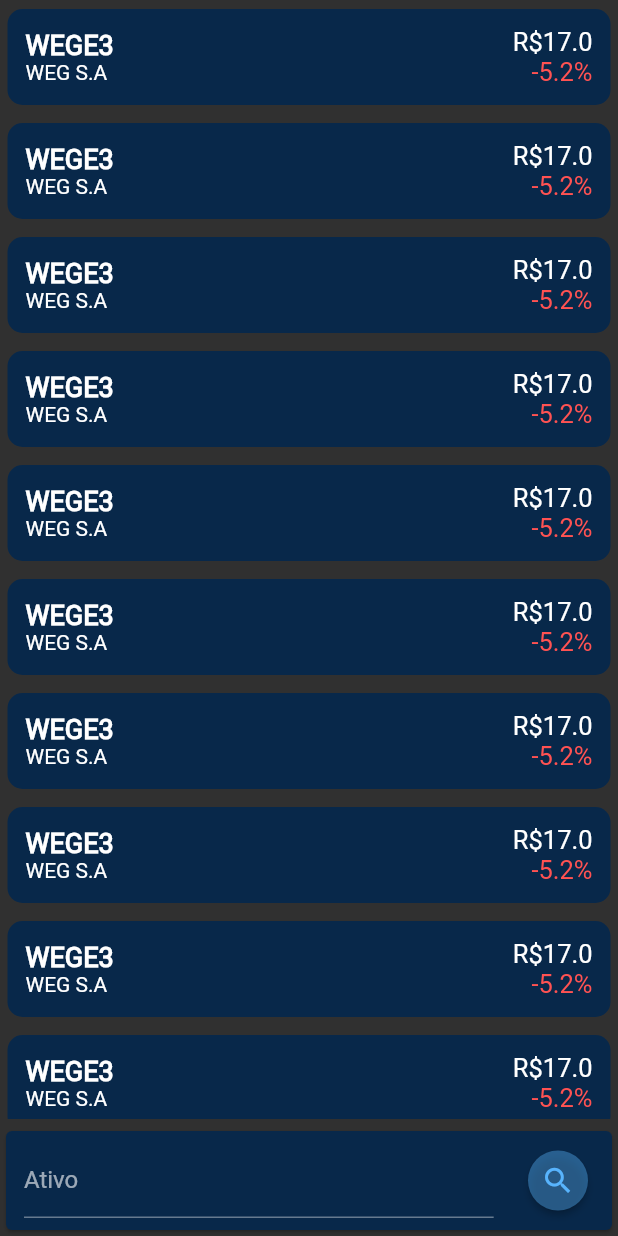
After one commit to pulszao/investing, a Flutter app: the WatchlistScreen screen opened directly, on a phone screen of 412 x 824 dp. The commit adds this screen. Run offline on Flutter 3.47's test engine with Material 2 defaults, Android fonts, the phone set to English and light mode, and no system bars; our stand-ins replace material_design_icons_flutter, syncfusion_flutter_charts.

Commit message:
Adding watchlist screen

```diff
--- /dev/null
+++ b/lib/components/card/stock_watchlist_card.dart
@@ -0,0 +1,96 @@
+import 'package:flutter/material.dart';
+import 'package:investing/constants.dart';
+
+import '../modal/standard_modal.dart';
+
+class StockWatchlistCard extends StatelessWidget {
+  final double nowPrice;
+  final double dailyChange;
+  final String stockSymbol;
+  final String stockDescription;
+
+  const StockWatchlistCard({
+    Key? key,
+    required this.stockSymbol,
+    required this.stockDescription,
+    required this.nowPrice,
+    required this.dailyChange,
+  }) : super(key: key);
+
+  @override
+  Widget build(BuildContext context) {
+    return GestureDetector(
+      onLongPress: () {
+        showDialog(
+          context: context,
+          builder: (_) => StandardModal(
+            label: 'Excluir item',
+            body: 'Tem certeza que você deseja remover WEGE3 de sua watchlist?',
+            confirmButtonLabel: 'Remover',
+            confirmButtonFunction: () {
+              Navigator.pop(context);
+            },
+          ),
+        );
+      },
+      child: Container(
+        width: MediaQuery.of(context).size.width - 10,
+        decoration: BoxDecoration(
+          color: kColorScheme.surface,
+          borderRadius: const BorderRadius.all(Radius.circular(10)),
+        ),
+        child: Padding(
+          padding: const EdgeInsets.all(12.0),
+          child: Column(
+            crossAxisAlignment: CrossAxisAlignment.end,
+            children: [
+              Row(
+                mainAxisAlignment: MainAxisAlignment.spaceBetween,
+                children: [
+                  Column(
+                    crossAxisAlignment: CrossAxisAlignment.start,
+                    children: [
+                      Text(
+                        stockSymbol,
+                        style: kBaseTextStyle(
+                          fontSize: 18,
+                          fontWeight: FontWeight.bold,
+                        ),
+                      ),
+                      SizedBox(
+                        width: MediaQuery.of(context).size.width * 0.68,
+                        child: Text(
+                          stockDescription,
+                          overflow: TextOverflow.ellipsis,
+                          style: kBaseTextStyle(),
+                        ),
+                      ),
+                    ],
+                  ),
+                  Column(
+                    crossAxisAlignment: CrossAxisAlignment.end,
+                    children: [
+                      Text(
+                        'R\$$nowPrice',
+                        style: kBaseTextStyle(
+                          fontSize: 17,
+                        ),
+                      ),
+                      Text(
+                        '$dailyChange%',
+                        style: kBaseTextStyle(
+                          fontSize: 17,
+                          color: dailyChange > 0 ? Colors.greenAccent : Colors.redAccent,
+                        ),
+                      ),
+                    ],
+                  ),
+                ],
+              ),
+            ],
+          ),
+        ),
+      ),
+    );
+  }
+}
--- a/lib/screens/menu_screen.dart
+++ b/lib/screens/menu_screen.dart
@@ -1,5 +1,6 @@
 import 'package:flutter/material.dart';
 import 'package:investing/components/card/menu_card.dart';
+import 'package:investing/screens/watchlist/watchlist_screen.dart';
 import 'package:material_design_icons_flutter/material_design_icons_flutter.dart';
 import 'package:syncfusion_flutter_charts/charts.dart';
 import '../../constants.dart';
@@ -119,9 +120,10 @@
                 itemModel: CardItemModel(
                   description: 'Watchlist',
                   iconData: Icons.reorder,
-                  onPressed: () {
-                    // TODO: create Watchlist Screen
-                  },
+                  onPressed: () => Navigator.push(
+                    context,
+                    MaterialPageRoute(builder: (BuildContext context) => const WatchlistScreen()),
+                  ),
                 ),
               ),
             ),
--- /dev/null
+++ b/lib/screens/watchlist/watchlist_screen.dart
@@ -0,0 +1,162 @@
+import 'package:flutter/material.dart';
+import '../../components/card/stock_watchlist_card.dart';
+import '../../constants.dart';
+
+class WatchlistScreen extends StatefulWidget {
+  const WatchlistScreen({Key? key}) : super(key: key);
+
+  @override
+  State<WatchlistScreen> createState() => _WatchlistScreenState();
+}
+
+class _WatchlistScreenState extends State<WatchlistScreen> {
+  @override
+  Widget build(BuildContext context) {
+    List<StockWatchlistCard> stocksWidgets = const [
+      StockWatchlistCard(
+        stockSymbol: 'WEGE3',
+        stockDescription: 'WEG S.A',
+        nowPrice: 17,
+        dailyChange: -5.2,
+      ),
+      StockWatchlistCard(
+        stockSymbol: 'WEGE3',
+        stockDescription: 'WEG S.A',
+        nowPrice: 17,
+        dailyChange: -5.2,
+      ),
+      StockWatchlistCard(
+        stockSymbol: 'WEGE3',
+        stockDescription: 'WEG S.A',
+        nowPrice: 17,
+        dailyChange: -5.2,
+      ),
+      StockWatchlistCard(
+        stockSymbol: 'WEGE3',
+        stockDescription: 'WEG S.A',
+        nowPrice: 17,
+        dailyChange: -5.2,
+      ),
+      StockWatchlistCard(
+        stockSymbol: 'WEGE3',
+        stockDescription: 'WEG S.A',
+        nowPrice: 17,
+        dailyChange: -5.2,
+      ),
+      StockWatchlistCard(
+        stockSymbol: 'WEGE3',
+        stockDescription: 'WEG S.A',
+        nowPrice: 17,
+        dailyChange: -5.2,
+      ),
+      StockWatchlistCard(
+        stockSymbol: 'WEGE3',
+        stockDescription: 'WEG S.A',
+        nowPrice: 17,
+        dailyChange: -5.2,
+      ),
+      StockWatchlistCard(
+        stockSymbol: 'WEGE3',
+        stockDescription: 'WEG S.A',
+        nowPrice: 17,
+        dailyChange: -5.2,
+      ),
+      StockWatchlistCard(
+        stockSymbol: 'WEGE3',
+        stockDescription: 'WEG S.A',
+        nowPrice: 17,
+        dailyChange: -5.2,
+      ),
+      StockWatchlistCard(
+        stockSymbol: 'WEGE3',
+        stockDescription: 'WEG S.A',
+        nowPrice: 17,
+        dailyChange: -5.2,
+      ),
+      StockWatchlistCard(
+        stockSymbol: 'WEGE3',
+        stockDescription: 'WEG S.A',
+        nowPrice: 17,
+        dailyChange: -5.2,
+      ),
+      StockWatchlistCard(
+        stockSymbol: 'WEGE3',
+        stockDescription: 'WEG S.A',
+        nowPrice: 17,
+        dailyChange: -5.2,
+      ),
+    ];
+
+    return Scaffold(
+      body: GestureDetector(
+        onTap: () => FocusScope.of(context).unfocus(), // dismiss keyboard
+        child: SafeArea(
+          child: Stack(
+            children: [
+              Padding(
+                padding: const EdgeInsets.only(bottom: 78.0),
+                child: SingleChildScrollView(
+                  child: Column(
+                    children: [
+                      Row(
+                        mainAxisAlignment: MainAxisAlignment.center,
+                        children: [
+                          Column(
+                            children: stocksWidgets
+                                .map((item) => Padding(
+                                      padding: const EdgeInsets.symmetric(vertical: 6.0),
+                                      child: item,
+                                    ))
+                                .toList(),
+                          ),
+                        ],
+                      ),
+                    ],
+                  ),
+                ),
+              ),
+              Column(
+                mainAxisAlignment: MainAxisAlignment.end,
+                children: [
+                  Card(
+                    color: kColorScheme.surface,
+                    child: Padding(
+                      padding: const EdgeInsets.symmetric(horizontal: 12.0, vertical: 8),
+                      child: Row(
+                        mainAxisAlignment: MainAxisAlignment.spaceBetween,
+                        children: [
+                          SizedBox(
+                            width: MediaQuery.of(context).size.width * 0.76,
+                            height: 50,
+                            child: TextFormField(
+                              decoration: const InputDecoration(
+                                labelText: 'Ativo',
+                              ),
+                            ),
+                          ),
+                          FloatingActionButton(
+                            heroTag: 'search',
+                            onPressed: () {},
+                            materialTapTargetSize: MaterialTapTargetSize.padded,
+                            mini: true,
+                            elevation: 2,
+                            backgroundColor: kColorScheme.primary.withOpacity(0.4),
+                            child: Icon(
+                              Icons.search,
+                              size: 23.0,
+                              color: kColorScheme.primary,
+                            ),
+                          ),
+                        ],
+                      ),
+                    ),
+                  ),
+                ],
+              ),
+            ],
+          ),
+        ),
+      ),
+    );
+  }
+}
```
